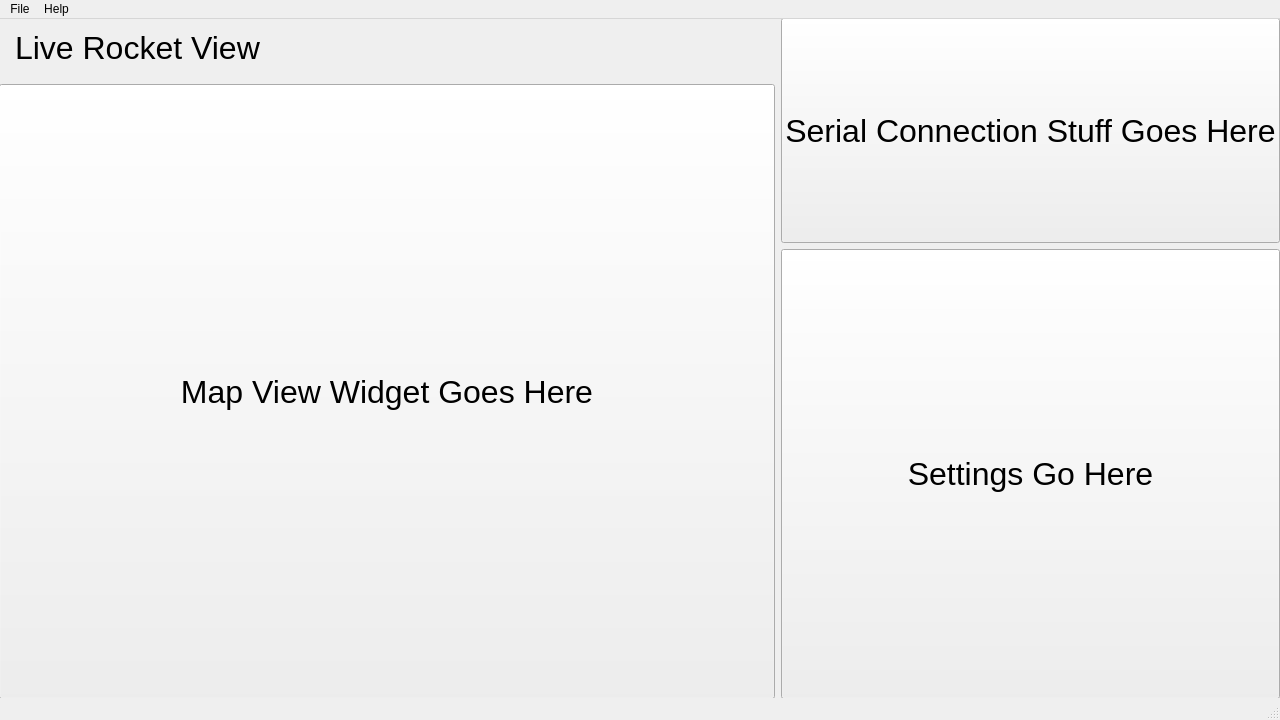
The window that mainwindow.ui (UASTARR/starrtracker-archive) describes before a commit, drawn with Qt 5.
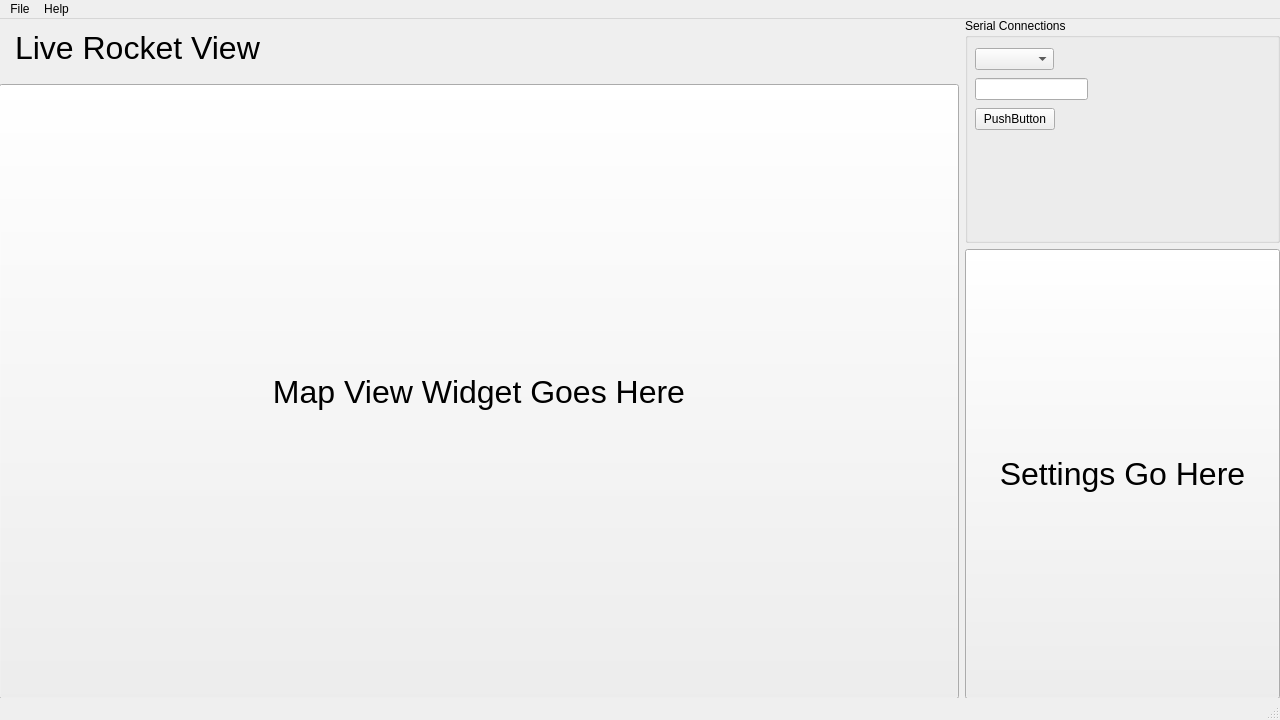
The same window after the commit.

Commit message: Added SerialPort module and dead simple serial communication.

```diff
--- a/mainwindow.ui
+++ b/mainwindow.ui
@@ -73,21 +73,43 @@
        <item>
         <layout class="QGridLayout" name="layout_Serial">
          <item row="0" column="0">
-          <widget class="QPushButton" name="tempSerialGoesHere">
-           <property name="sizePolicy">
-            <sizepolicy hsizetype="Expanding" vsizetype="Expanding">
-             <horstretch>0</horstretch>
-             <verstretch>0</verstretch>
-            </sizepolicy>
+          <widget class="QGroupBox" name="groupBox">
+           <property name="title">
+            <string>Serial Connections</string>
            </property>
-           <property name="font">
-            <font>
-             <pointsize>24</pointsize>
-            </font>
-           </property>
-           <property name="text">
-            <string>Serial Connection Stuff Goes Here</string>
-           </property>
+           <widget class="QComboBox" name="comboBox">
+            <property name="geometry">
+             <rect>
+              <x>10</x>
+              <y>30</y>
+              <width>79</width>
+              <height>22</height>
+             </rect>
+            </property>
+           </widget>
+           <widget class="QLineEdit" name="lineEdit">
+            <property name="geometry">
+             <rect>
+              <x>10</x>
+              <y>60</y>
+              <width>113</width>
+              <height>22</height>
+             </rect>
+            </property>
+           </widget>
+           <widget class="QPushButton" name="serialConnectionButton">
+            <property name="geometry">
+             <rect>
+              <x>10</x>
+              <y>90</y>
+              <width>80</width>
+              <height>22</height>
+             </rect>
+            </property>
+            <property name="text">
+             <string>PushButton</string>
+            </property>
+           </widget>
           </widget>
          </item>
         </layout>
```
Left out of the diff: 4 changed lines with no effect on the pictures. The commit also changes 4 other files.
